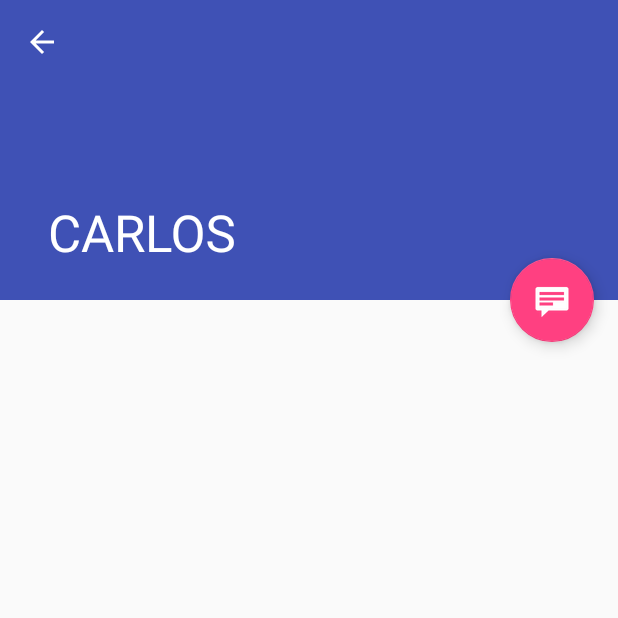
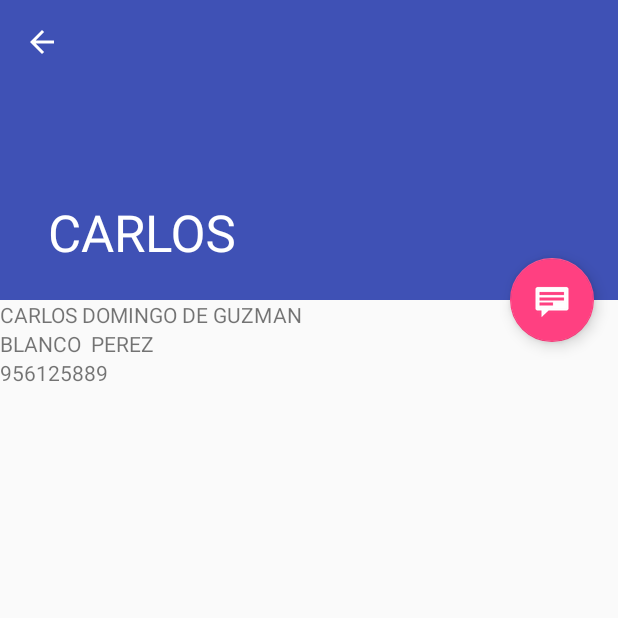
Before and after one commit to javiergarciaescobedo/AddressBookDroid, an Android app: the screen it shows after launch (PersonDetailActivity), after a tap on "CARLOS", on a phone screen of 412 x 824 dp, the top half of it. Run offline under Robolectric (Android 15) with nearby library versions, the phone set to English and light mode, and no system bars.

Commit message:
Show detail

```diff
--- a/app/src/main/java/es/javiergarciaescobedo/addressbookdroid/PersonDetailFragment.java
+++ b/app/src/main/java/es/javiergarciaescobedo/addressbookdroid/PersonDetailFragment.java
@@ -70,6 +70,13 @@ public class PersonDetailFragment extends Fragment {
 //            ((TextView) rootView.findViewById(R.id.person_detail)).setText(mItem.details);
 //        }
 
+        // Show the person content
+        if(person != null) {
+            ((TextView) rootView.findViewById(R.id.textViewName)).setText(person.getName());
+            ((TextView) rootView.findViewById(R.id.textViewSurnames)).setText(person.getSurnames());
+            ((TextView) rootView.findViewById(R.id.textViewPhone)).setText(person.getPhoneNumber());
+        }
+
         return rootView;
     }
 }
--- a/app/src/main/java/es/javiergarciaescobedo/addressbookdroid/models/Persons.java
+++ b/app/src/main/java/es/javiergarciaescobedo/addressbookdroid/models/Persons.java
@@ -23,6 +23,7 @@ public class Persons {
         person.setName("EVA MARIA");
         person.setSurnames("HURTADO REQUENA");
         person.setAlias("EVA");
+        person.setPhoneNumber("956290949");
         person.setFavorite(true);
         personList.add(person);
         ITEM_MAP.put(String.valueOf(person.getId()), person);
@@ -32,6 +33,7 @@ public class Persons {
         person.setName("CARLOS DOMINGO DE GUZMAN");
         person.setSurnames("BLANCO  PEREZ");
         person.setAlias("CARLOS");
+        person.setPhoneNumber("956125889");
         person.setFavorite(false);
         personList.add(person);
         ITEM_MAP.put(String.valueOf(person.getId()), person);
@@ -41,6 +43,7 @@ public class Persons {
         person.setName("ANTONIO ENRIQUE");
         person.setSurnames("FUENTE DE LA SANDE\n");
         person.setAlias("ANTONIO");
+        person.setPhoneNumber("956222472");
         person.setFavorite(true);
         personList.add(person);
         ITEM_MAP.put(String.valueOf(person.getId()), person);
--- a/app/src/main/res/layout/fragment_person_detail.xml
+++ b/app/src/main/res/layout/fragment_person_detail.xml
@@ -1,5 +1,23 @@
-<TextView xmlns:android="http://schemas.android.com/apk/res/android"
-    xmlns:tools="http://schemas.android.com/tools" android:id="@+id/person_detail"
-    style="?android:attr/textAppearanceLarge" android:layout_width="match_parent"
-    android:layout_height="match_parent" android:padding="16dp" android:textIsSelectable="true"
-    tools:context=".PersonDetailFragment" />
+<LinearLayout xmlns:android="http://schemas.android.com/apk/res/android"
+    android:orientation="vertical"
+    android:layout_width="match_parent"
+    android:layout_height="match_parent">
+
+    <TextView
+        android:layout_width="wrap_content"
+        android:layout_height="wrap_content"
+        android:text="Name"
+        android:id="@+id/textViewName" />
+
+    <TextView
+        android:layout_width="wrap_content"
+        android:layout_height="wrap_content"
+        android:text="Surnames"
+        android:id="@+id/textViewSurnames" />
+
+    <TextView
+        android:layout_width="wrap_content"
+        android:layout_height="wrap_content"
+        android:text="Phone"
+        android:id="@+id/textViewPhone" />
+</LinearLayout>
```
